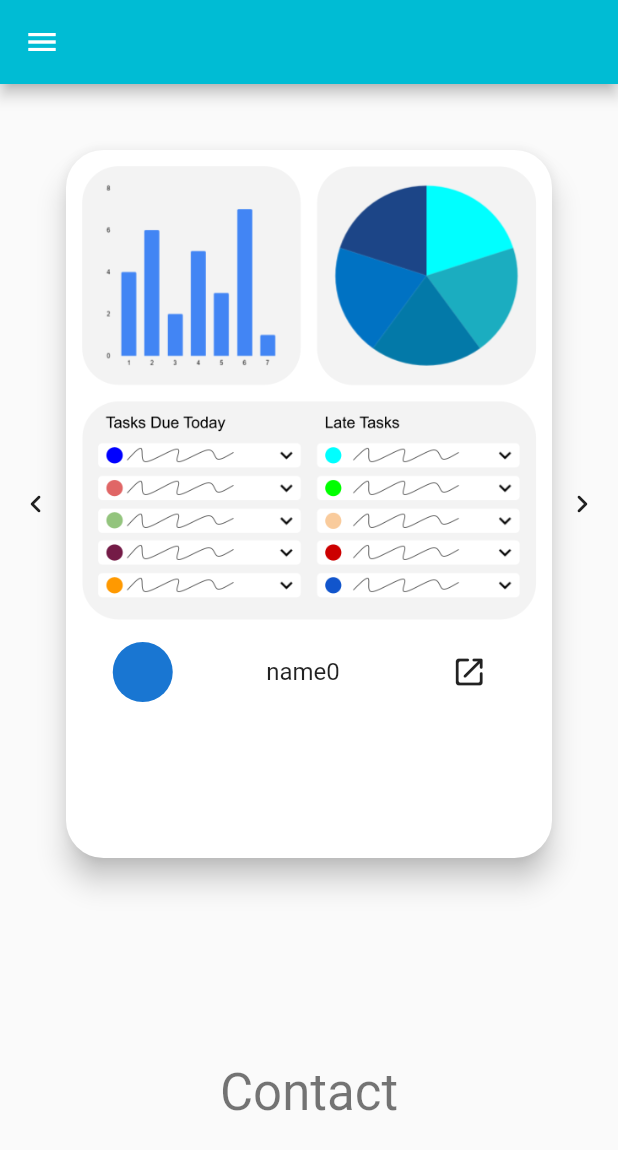
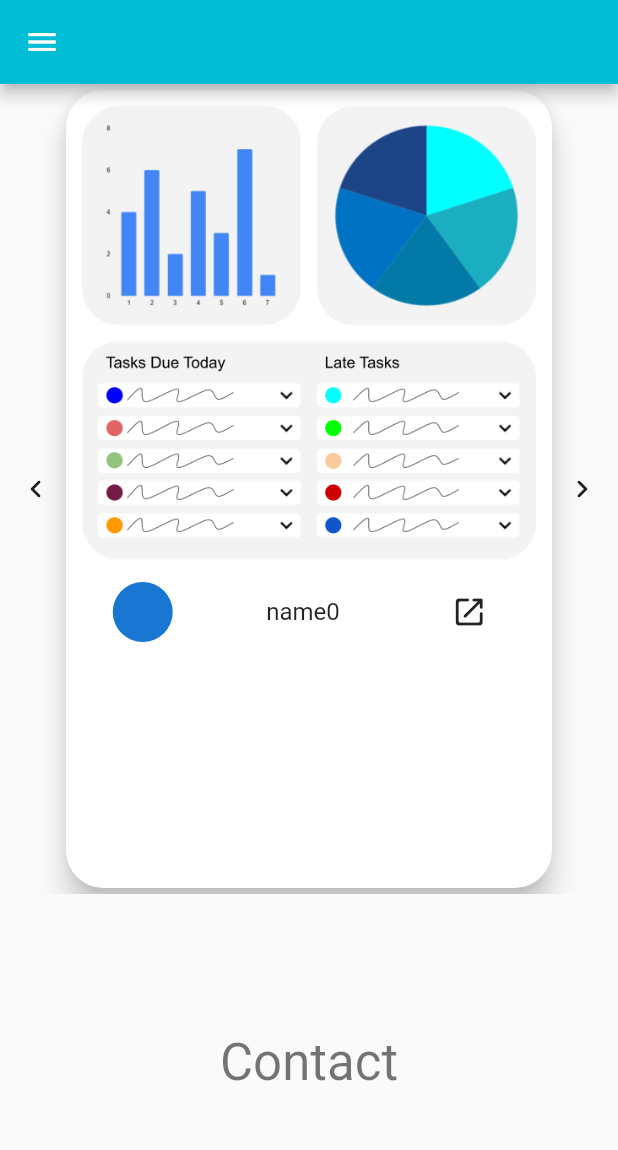
Before and after one commit to Z-inator/portfolio_site, a Flutter app: the screen it shows after launch, on a phone screen of 412 x 824 dp. Shown: the top 1150 px of the screen. Run offline on Flutter 3.47's test engine with Material 2 defaults, Android fonts, the phone set to English and light mode, and no system bars; our stand-ins replace responsive_grid; missing offline and left inert: dart:html.

```diff
--- a/lib/screens/small_screen.dart
+++ b/lib/screens/small_screen.dart
@@ -49,7 +49,7 @@ class ProjectPageView extends StatelessWidget {
         PageController(viewportFraction: 1, initialPage: 0);
     log(projects.length.toString());
     return Container(
-      height: 560,
+      height: 540,
       child:
           // PageView(
           //   controller: controller,
@@ -68,7 +68,8 @@ class ProjectPageView extends StatelessWidget {
             scrollDirection: Axis.horizontal,
             itemBuilder: (BuildContext context, int index) {
               return Container(
-                  margin: EdgeInsets.all(40),
+                  margin: EdgeInsets.fromLTRB(40,0,40,0),
+                  // padding: EdgeInsets.all(10),
                   child: ProjectTile(project: projects[index]));
             }),
         Center(
```
